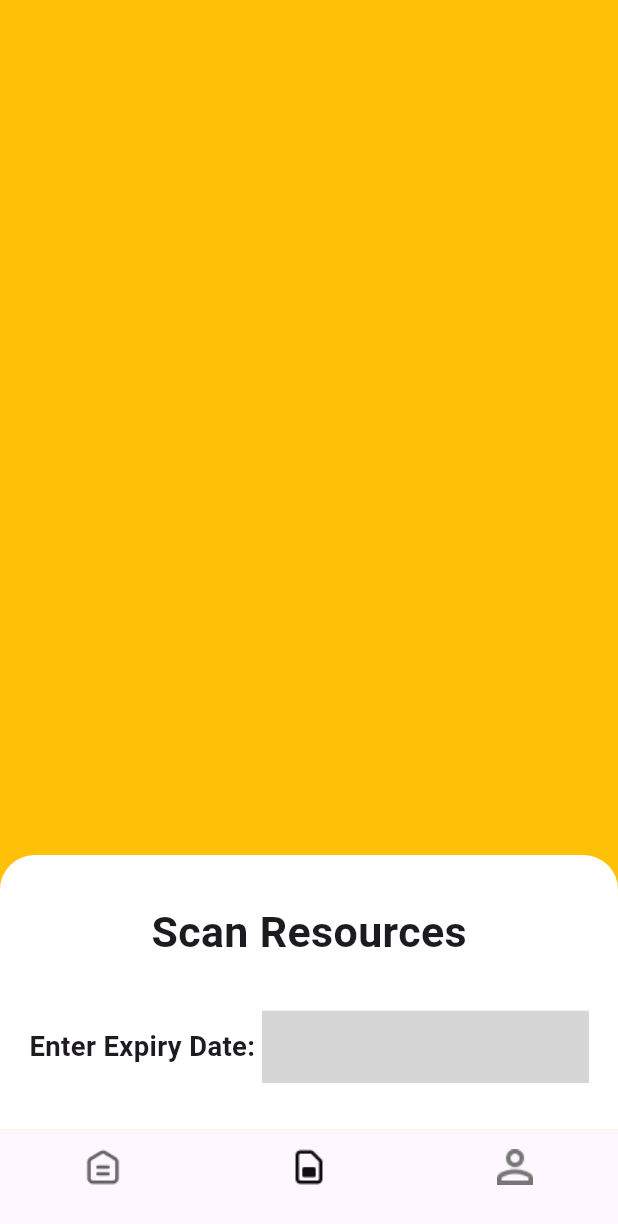
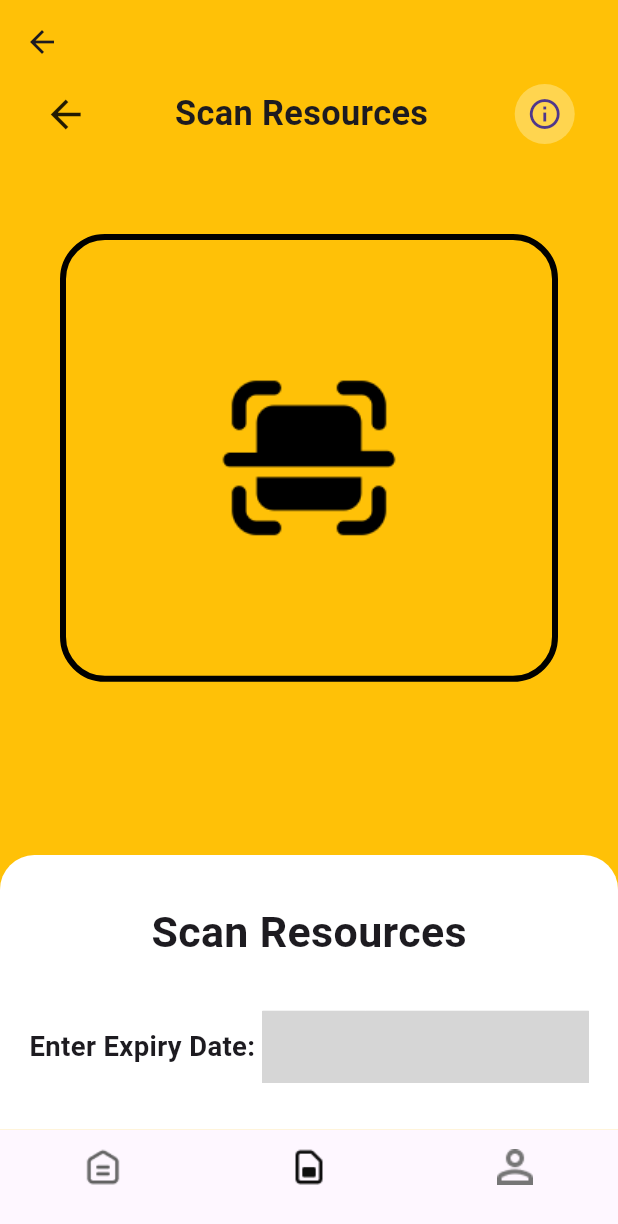
Before and after one commit to Yogesh-Kolankar/varify_me, a Flutter app: the ScanResources screen opened directly, on a phone screen of 412 x 824 dp. Shown: the top 1224 px of the screen. Run offline on Flutter 3.47's test engine with Material 3 defaults, Android fonts, the light colour scheme and no system bars; our stand-ins replace dotted_border, flutter_screenutil, otp_text_field, percent_indicator, smooth_page_indicator; missing offline and left inert: textfield_datepicker; grey boxes are pictures that could not be loaded.

Commit message:
second commit

```diff
--- a/lib/Screens/scan_resources.dart
+++ b/lib/Screens/scan_resources.dart
@@ -1,11 +1,11 @@
 import 'dart:typed_data';
 
 import 'package:flutter/material.dart';
-import 'package:flutter_document_scanner/flutter_document_scanner.dart';
+
 import 'package:flutter_screenutil/flutter_screenutil.dart';
 import 'package:textfield_datepicker/textfield_datepicker.dart';
 import 'package:intl/intl.dart';
-import 'package:camera/camera.dart';
+
 import 'package:varify_me/main.dart';
 
 class ScanResources extends StatefulWidget {
@@ -25,6 +25,9 @@ class _ScanResourcesState extends State<ScanResources> {
   @override
   Widget build(BuildContext context) {
     return Scaffold(
+      appBar: AppBar(
+        backgroundColor: Colors.amber,
+      ),
       bottomNavigationBar: BottomNavigationBar(
           elevation: 0,
           type: BottomNavigationBarType.fixed,
@@ -55,6 +58,24 @@ class _ScanResourcesState extends State<ScanResources> {
         Container(
           color: Colors.amber,
         ),
+        Row(mainAxisAlignment: MainAxisAlignment.spaceAround, children: [
+          Icon(
+            Icons.arrow_back,
+            size: 30,
+          ),
+          Text(
+            "Scan Resources",
+            style: TextStyle(fontSize: 20.sp, fontWeight: FontWeight.bold),
+          ),
+          CircleAvatar(
+            radius: 20,
+            backgroundColor: Colors.amber.shade300,
+            child: Icon(
+              Icons.info_outline,
+              //size: 10.sp,
+            ),
+          )
+        ]),
         Positioned(
           bottom: 0,
           child: Container(
@@ -199,6 +220,22 @@ class _ScanResourcesState extends State<ScanResources> {
                   ),
                 ]),
           ),
+        ),
+        Positioned(
+          top: 100,
+          left: 40,
+          right: 40,
+          child: Container(
+            child: Image.asset(
+              "lib/images/scanbig.png",
+              height: 10.sp,
+            ),
+            height: 250.h,
+            width: 250.w,
+            decoration: BoxDecoration(
+                borderRadius: BorderRadius.circular(30),
+                border: Border.all(width: 4)),
+          ),
         )
       ]),
     );
--- a/lib/Screens/upload_page.dart
+++ b/lib/Screens/upload_page.dart
@@ -1,5 +1,6 @@
 import 'package:flutter/material.dart';
 import 'package:flutter_screenutil/flutter_screenutil.dart';
+import 'package:varify_me/Screens/scan_resources.dart';
 import 'package:varify_me/Screens/upload_certificate.dart';
 import 'package:varify_me/Screens/upload_resources.dart';
 import 'package:varify_me/Screens/upload_two.dart';
@@ -154,7 +155,7 @@ class _UploadPageState extends State<UploadPage> {
                   Navigator.push(
                       context,
                       MaterialPageRoute(
-                        builder: (context) => const UploadTwo(),
+                        builder: (context) => const ScanResources(),
                       ));
                 },
                 child: Stack(
--- a/lib/main.dart
+++ b/lib/main.dart
@@ -1,7 +1,8 @@
 import "package:flutter/material.dart";
-import 'package:flutter_document_scanner/flutter_document_scanner.dart';
+
 import 'package:flutter_screenutil/flutter_screenutil.dart';
 import 'package:varify_me/Screens/scan_resources.dart';
+import 'package:varify_me/Screens/welcome.dart';
 import 'package:varify_me/document.dart';
 
 void main() {
@@ -18,7 +19,7 @@ class MyApp extends StatelessWidget {
         title: "Verify Me",
         theme: ThemeData(primarySwatch: Colors.grey),
         debugShowCheckedModeBanner: false,
-        home: ScanResources(),
+        home: WelcomeScreen(),
       ), //ProfilePage()) //WelcomeScreen()) //SignUp()) //WelcomeScreen()) //Login())
       //MobileVerification()) //ChangePassword()) //ForgetPassword()) SignUp()) Login()) //WelcomeScreen()),
     );
--- a/pubspec.yaml
+++ b/pubspec.yaml
@@ -41,8 +41,8 @@ dependencies:
   percent_indicator: ^4.2.3
   dotted_border: ^2.1.0
   textfield_datepicker: ^0.2.0
-  flutter_document_scanner: ^1.1.0
-  # camera: ^0.10.5+5
+
+
 
 
 
```
Also changed, not shown: lib/Screens/upload_certificate.dart (+8 -1 lines), lib/Screens/upload_resources.dart (+10 -2 lines), lib/images/scanbig.png (added), pubspec.lock, 3 other files.
